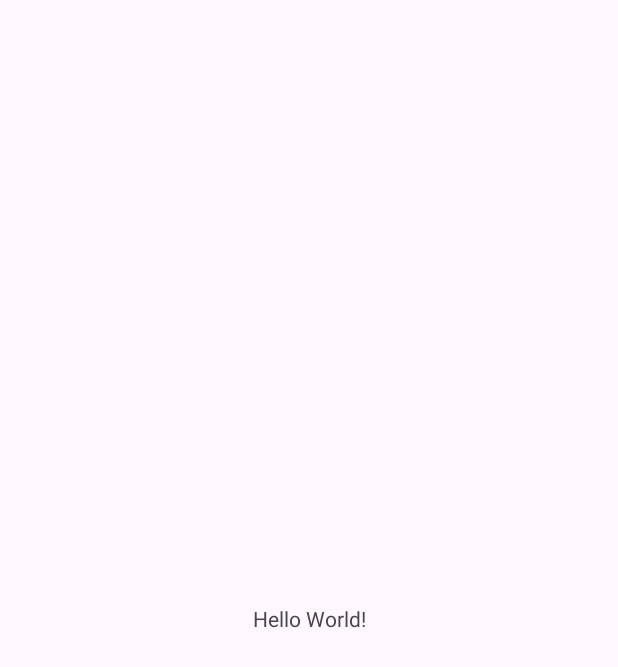
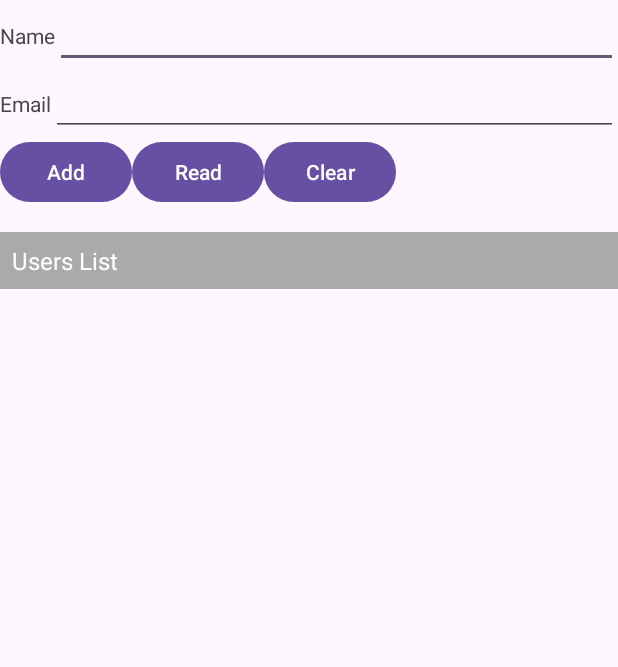
Before and after one commit to TarlavinaMaria/Contacts, an Android app: the screen it shows after launch (MainActivity), on a phone screen of 412 x 824 dp. Before the commit the part shown is almost empty. Shown: the top 667 px of the screen. Run offline under Robolectric (Android 15) with nearby library versions, the phone set to English and light mode, and no system bars; our stand-ins replace Room's generated code.

Commit message:
Работа в классе.

```diff
--- a/app/build.gradle.kts
+++ b/app/build.gradle.kts
@@ -40,4 +40,6 @@ dependencies {
     testImplementation(libs.junit)
     androidTestImplementation(libs.ext.junit)
     androidTestImplementation(libs.espresso.core)
+    implementation ("androidx.room:room-runtime:2.5.0")
+    annotationProcessor ("androidx.room:room-compiler:2.5.0")
 }
--- /dev/null
+++ b/app/src/main/java/com/example/contacts/AppDatabase.java
@@ -0,0 +1,25 @@
+package com.example.contacts;
+
+import android.content.Context;
+import android.graphics.Bitmap;
+
+import androidx.room.Database;
+import androidx.room.Room;
+import androidx.room.RoomDatabase;
+
+@Database(entities = {User.class},version = 1)
+public abstract class AppDatabase extends RoomDatabase {
+    public abstract UserDao userDao();
+
+    private static AppDatabase instance;
+
+    public static synchronized AppDatabase getInstance(Context context){
+        if (instance == null) {
+            instance = Room.databaseBuilder(context.getApplicationContext(),
+                    AppDatabase.class,"muDb")
+                    .fallbackToDestructiveMigration()
+                    .build();
+        }
+        return instance;
+    }
+}
--- a/app/src/main/java/com/example/contacts/MainActivity.java
+++ b/app/src/main/java/com/example/contacts/MainActivity.java
@@ -1,24 +1,119 @@
 package com.example.contacts;
 
+import android.content.SharedPreferences.Editor;
+import android.content.SharedPreferences;
 import android.os.Bundle;
+import android.util.Log;
+import android.view.View;
+import android.widget.Button;
+import android.widget.EditText;
+import android.widget.TextView;
+import android.widget.Toast;
 
-import androidx.activity.EdgeToEdge;
 import androidx.appcompat.app.AppCompatActivity;
-import androidx.core.graphics.Insets;
-import androidx.core.view.ViewCompat;
-import androidx.core.view.WindowInsetsCompat;
+
+import java.util.List;
+import java.util.concurrent.Executors;
 
 public class MainActivity extends AppCompatActivity {
+
+    Button btnAdd;
+    Button btnRead;
+    Button btnClear;
+
+    EditText editText;
+    EditText editText1;
+
+    TextView tvUsers;
+
+    SharedPreferences sPref;
+
+    AppDatabase db;
+    UserDao userDao;
+    String SAVED_TEXT = "saved_text";
 
     @Override
     protected void onCreate(Bundle savedInstanceState) {
         super.onCreate(savedInstanceState);
-        EdgeToEdge.enable(this);
         setContentView(R.layout.activity_main);
-        ViewCompat.setOnApplyWindowInsetsListener(findViewById(R.id.main), (v, insets) -> {
-            Insets systemBars = insets.getInsets(WindowInsetsCompat.Type.systemBars());
-            v.setPadding(systemBars.left, systemBars.top, systemBars.right, systemBars.bottom);
-            return insets;
+        btnAdd = findViewById(R.id.btnAdd);
+        btnRead = findViewById(R.id.btnRead);
+        btnClear = findViewById(R.id.btnClear);
+        editText = findViewById(R.id.etName);
+        editText1 = findViewById(R.id.etEmail);
+        tvUsers = findViewById(R.id.tvUsers);
+
+        db = AppDatabase.getInstance(this);
+        userDao = db.userDao();
+
+        btnAdd.setOnClickListener(new View.OnClickListener() {
+            @Override
+            public void onClick(View view) {
+                String name = editText.getText().toString();
+                String email = editText1.getText().toString();
+                Log.d("TAG","--- Insert in users: ----");
+                Executors.newSingleThreadExecutor().execute(()->{
+                    userDao.insert(new User(name,email));
+                });
+                Log.d("TAG","--- User added: "+name+", "+email);
+            }
         });
+
+        btnRead.setOnClickListener(new View.OnClickListener() {
+            @Override
+            public void onClick(View view) {
+                Log.d("TAG","--- Row in users: ----");
+
+                Executors.newSingleThreadExecutor().execute(()->{
+                    List<User> users = userDao.getAllUsers();
+                    String[] userStrings = new String[users.size()];
+                    for(int i = 0; i < users.size(); i++){
+                        User user = users.get(i);
+                        userStrings[i] = "ID: " + user.id + ", Name: " + user.name + ", Email: " + user.email;
+                    }
+                    String usersText = String.join("\n", userStrings);
+                    runOnUiThread(() -> {
+                        tvUsers.setText(usersText);
+                    });
+                });
+            }
+        });
+
+        btnClear.setOnClickListener(new View.OnClickListener() {
+            @Override
+            public void onClick(View view) {
+                Log.d("TAG","--- Clear users: ----");
+                Executors.newSingleThreadExecutor().execute(()->{
+                    userDao.clearAll();
+                    runOnUiThread(() -> {
+                        tvUsers.setText("");
+                    });
+                    Log.d("TAG","Все юзеры удалены");
+                });
+            }
+        });
+
+        Log.d("TAG","onCreate");
+    }
+
+    private void loadText() {
+        sPref = getPreferences(MODE_PRIVATE);
+        String load = sPref.getString(SAVED_TEXT,"");
+        editText.setText(load);
+        Toast.makeText(this, "Текст загружен", Toast.LENGTH_SHORT).show();
+    }
+
+    private void saveText() {
+        sPref = getPreferences(MODE_PRIVATE);
+        Editor ed = sPref.edit();
+        ed.putString(SAVED_TEXT,editText.getText().toString());
+        ed.commit();
+        Toast.makeText(this, "Текст сохранен", Toast.LENGTH_SHORT).show();
+    }
+
+    @Override
+    protected void onDestroy() {
+        super.onDestroy();
+        Log.d("TAG","onDestroy");
     }
 }
--- /dev/null
+++ b/app/src/main/java/com/example/contacts/UserDao.java
@@ -0,0 +1,20 @@
+package com.example.contacts;
+
+import androidx.room.Dao;
+import androidx.room.Insert;
+import androidx.room.Query;
+
+import java.util.List;
+
+@Dao
+public interface UserDao {
+
+    @Insert
+    void insert(User user);
+
+    @Query("SELECT*FROM users")
+    List<User> getAllUsers();
+
+    @Query("DELETE FROM users")
+    void clearAll();
+}
--- a/app/src/main/res/layout/activity_main.xml
+++ b/app/src/main/res/layout/activity_main.xml
@@ -1,19 +1,90 @@
 <?xml version="1.0" encoding="utf-8"?>
-<androidx.constraintlayout.widget.ConstraintLayout xmlns:android="http://schemas.android.com/apk/res/android"
+<LinearLayout
+    xmlns:android="http://schemas.android.com/apk/res/android"
     xmlns:app="http://schemas.android.com/apk/res-auto"
     xmlns:tools="http://schemas.android.com/tools"
     android:id="@+id/main"
     android:layout_width="match_parent"
+    android:orientation="vertical"
     android:layout_height="match_parent"
     tools:context=".MainActivity">
 
+    <LinearLayout
+        android:layout_width="match_parent"
+        android:orientation="horizontal"
+        android:layout_height="wrap_content">
+
+        <TextView
+            android:layout_width="wrap_content"
+            android:layout_height="wrap_content"
+            android:text="Name"/>
+
+        <EditText
+            android:id="@+id/etName"
+            android:layout_width="match_parent"
+            android:layout_height="wrap_content">
+            <requestFocus>
+
+            </requestFocus>
+
+        </EditText>
+
+    </LinearLayout>
+
+    <LinearLayout
+        android:layout_width="match_parent"
+        android:orientation="horizontal"
+        android:layout_height="wrap_content">
+
+        <TextView
+            android:layout_width="wrap_content"
+            android:layout_height="wrap_content"
+            android:text="Email"/>
+
+        <EditText
+            android:id="@+id/etEmail"
+            android:layout_width="match_parent"
+            android:layout_height="wrap_content">
+
+        </EditText>
+
+    </LinearLayout>
+    <LinearLayout
+        android:layout_width="match_parent"
+        android:layout_height="wrap_content"
+        android:orientation="horizontal">
+
+        <Button
+            android:id="@+id/btnAdd"
+            android:layout_width="wrap_content"
+            android:layout_height="wrap_content"
+            android:text="Add"/>
+
+        <Button
+            android:id="@+id/btnRead"
+            android:layout_width="wrap_content"
+            android:layout_height="wrap_content"
+            android:text="Read"/>
+
+        <Button
+            android:id="@+id/btnClear"
+            android:layout_width="wrap_content"
+            android:layout_height="wrap_content"
+            android:text="Clear"/>
+
+    </LinearLayout>
+
     <TextView
-        android:layout_width="wrap_content"
+        android:id="@+id/tvUsers"
+        android:layout_width="match_parent"
         android:layout_height="wrap_content"
-        android:text="Hello World!"
-        app:layout_constraintBottom_toBottomOf="parent"
-        app:layout_constraintEnd_toEndOf="parent"
-        app:layout_constraintStart_toStartOf="parent"
-        app:layout_constraintTop_toTopOf="parent" />
+        android:layout_marginTop="16dp"
+        android:text="Users List"
+        android:textSize="16sp"
+        android:padding="8dp"
+        android:background="@android:color/darker_gray"
+        android:textColor="@android:color/white"/>
 
-</androidx.constraintlayout.widget.ConstraintLayout>
+
+
+</LinearLayout>
```
Also changed, not shown: app/src/main/java/com/example/contacts/User.java (added, +17 -0 lines).
